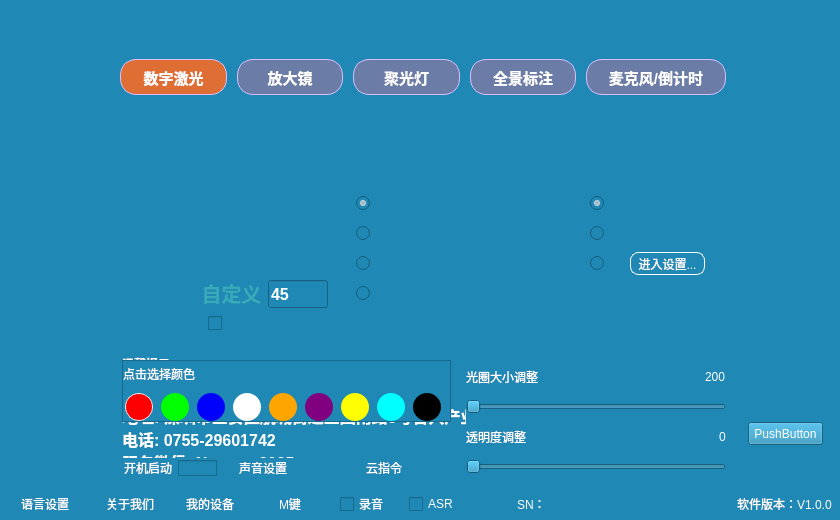
Qt form EasyPointer/mainwindow.ui (wlffeng2008/EasyPointer) before a commit.
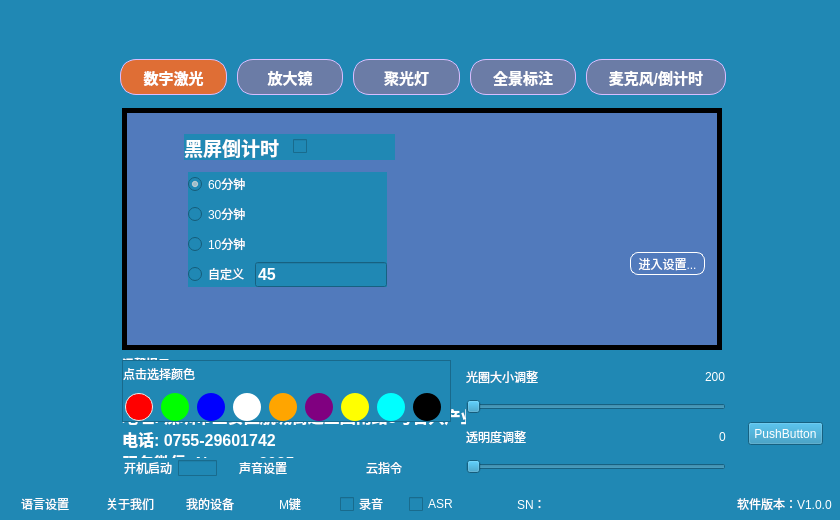
The same form after that commit. The open tabs and pages were chosen to show the change. Icons and pictures are not drawn.

```diff
--- a/EasyPointer/mainwindow.ui
+++ b/EasyPointer/mainwindow.ui
@@ -1218,162 +1218,9 @@
     </widget>
     <widget class="QWidget" name="page04">
      <property name="styleSheet">
-      <string notr="true">#page04{background-image: url(:/images/bk4.png);}</string>
+      <string notr="true">#page04{background-color: rgb(81, 122, 188);border:5px solid black;}
+</string>
      </property>
-     <widget class="QRadioButton" name="radioButton00">
-      <property name="geometry">
-       <rect>
-        <x>234</x>
-        <y>84</y>
-        <width>22</width>
-        <height>22</height>
-       </rect>
-      </property>
-      <property name="cursor">
-       <cursorShape>PointingHandCursor</cursorShape>
-      </property>
-      <property name="text">
-       <string/>
-      </property>
-      <property name="checked">
-       <bool>true</bool>
-      </property>
-      <attribute name="buttonGroup">
-       <string notr="true">buttonGroupCount</string>
-      </attribute>
-     </widget>
-     <widget class="QRadioButton" name="radioButton01">
-      <property name="geometry">
-       <rect>
-        <x>234</x>
-        <y>114</y>
-        <width>22</width>
-        <height>22</height>
-       </rect>
-      </property>
-      <property name="cursor">
-       <cursorShape>PointingHandCursor</cursorShape>
-      </property>
-      <property name="text">
-       <string/>
-      </property>
-      <attribute name="buttonGroup">
-       <string notr="true">buttonGroupCount</string>
-      </attribute>
-     </widget>
-     <widget class="QRadioButton" name="radioButton02">
-      <property name="geometry">
-       <rect>
-        <x>234</x>
-        <y>144</y>
-        <width>22</width>
-        <height>22</height>
-       </rect>
-      </property>
-      <property name="cursor">
-       <cursorShape>PointingHandCursor</cursorShape>
-      </property>
-      <property name="text">
-       <string/>
-      </property>
-      <attribute name="buttonGroup">
-       <string notr="true">buttonGroupCount</string>
-      </attribute>
-     </widget>
-     <widget class="QRadioButton" name="radioButton12">
-      <property name="geometry">
-       <rect>
-        <x>468</x>
-        <y>144</y>
-        <width>22</width>
-        <height>22</height>
-       </rect>
-      </property>
-      <property name="cursor">
-       <cursorShape>PointingHandCursor</cursorShape>
-      </property>
-      <property name="text">
-       <string/>
-      </property>
-      <attribute name="buttonGroup">
-       <string notr="true">buttonGroupVoice</string>
-      </attribute>
-     </widget>
-     <widget class="QRadioButton" name="radioButton11">
-      <property name="geometry">
-       <rect>
-        <x>468</x>
-        <y>114</y>
-        <width>22</width>
-        <height>22</height>
-       </rect>
-      </property>
-      <property name="cursor">
-       <cursorShape>PointingHandCursor</cursorShape>
-      </property>
-      <property name="text">
-       <string/>
-      </property>
-      <attribute name="buttonGroup">
-       <string notr="true">buttonGroupVoice</string>
-      </attribute>
-     </widget>
-     <widget class="QRadioButton" name="radioButton10">
-      <property name="geometry">
-       <rect>
-        <x>468</x>
-        <y>84</y>
-        <width>22</width>
-        <height>22</height>
-       </rect>
-      </property>
-      <property name="cursor">
-       <cursorShape>PointingHandCursor</cursorShape>
-      </property>
-      <property name="text">
-       <string/>
-      </property>
-      <property name="checked">
-       <bool>true</bool>
-      </property>
-      <attribute name="buttonGroup">
-       <string notr="true">buttonGroupVoice</string>
-      </attribute>
-     </widget>
-     <widget class="QLabel" name="label_14">
-      <property name="geometry">
-       <rect>
-        <x>76</x>
-        <y>170</y>
-        <width>67</width>
-        <height>30</height>
-       </rect>
-      </property>
-      <property name="font">
-       <font>
-        <pointsize>-1</pointsize>
-        <fontweight>DemiBold</fontweight>
-       </font>
-      </property>
-      <property name="focusPolicy">
-       <enum>Qt::FocusPolicy::ClickFocus</enum>
-      </property>
-      <property name="styleSheet">
-       <string notr="true">QLabel {
-background: transparent;
-color:#38ABB9;
-height:36px;
-font-size:20px;
-font-weight:600;
-}</string>
-      </property>
-      <property name="text">
-       <string>自定义</string>
-      </property>
-      <property name="alignment">
-       <set>Qt::AlignmentFlag::AlignCenter</set>
-      </property>
-     </widget>
      <widget class="QPushButton" name="pushButtonTypeword">
       <property name="geometry">
        <rect>
@@ -1396,59 +1243,124 @@
        <bool>true</bool>
       </property>
      </widget>
-     <widget class="QCheckBox" name="checkBoxBlack">
+     <widget class="QWidget" name="">
       <property name="geometry">
        <rect>
-        <x>86</x>
-        <y>206</y>
-        <width>119</width>
-        <height>19</height>
+        <x>62</x>
+        <y>26</y>
+        <width>211</width>
+        <height>26</height>
        </rect>
       </property>
-      <property name="cursor">
-       <cursorShape>PointingHandCursor</cursorShape>
-      </property>
-      <property name="text">
-       <string/>
-      </property>
+      <layout class="QHBoxLayout" name="horizontalLayout_16">
+       <item>
+        <widget class="QLabel" name="label_2">
+         <property name="font">
+          <font>
+           <pointsize>14</pointsize>
+           <bold>true</bold>
+          </font>
+         </property>
+         <property name="text">
+          <string>黑屏倒计时</string>
+         </property>
+        </widget>
+       </item>
+       <item>
+        <widget class="QCheckBox" name="checkBoxBlack">
+         <property name="cursor">
+          <cursorShape>PointingHandCursor</cursorShape>
+         </property>
+         <property name="text">
+          <string/>
+         </property>
+        </widget>
+       </item>
+      </layout>
      </widget>
-     <widget class="QRadioButton" name="radioButton03">
+     <widget class="QWidget" name="">
       <property name="geometry">
        <rect>
-        <x>234</x>
-        <y>174</y>
-        <width>22</width>
-        <height>22</height>
+        <x>66</x>
+        <y>64</y>
+        <width>199</width>
+        <height>115</height>
        </rect>
       </property>
-      <property name="cursor">
-       <cursorShape>PointingHandCursor</cursorShape>
-      </property>
-      <property name="text">
-       <string/>
-      </property>
-      <attribute name="buttonGroup">
-       <string notr="true">buttonGroupCount</string>
-      </attribute>
-     </widget>
-     <widget class="QLineEdit" name="lineEditSetTime">
-      <property name="geometry">
-       <rect>
-        <x>146</x>
-        <y>172</y>
-        <width>60</width>
-        <height>28</height>
-       </rect>
-      </property>
-      <property name="font">
-       <font>
-        <pointsize>12</pointsize>
-        <bold>true</bold>
-       </font>
-      </property>
-      <property name="text">
-       <string>45</string>
-      </property>
+      <layout class="QVBoxLayout" name="verticalLayout_10">
+       <item>
+        <widget class="QRadioButton" name="radioButton00">
+         <property name="cursor">
+          <cursorShape>PointingHandCursor</cursorShape>
+         </property>
+         <property name="text">
+          <string>60分钟</string>
+         </property>
+         <property name="checked">
+          <bool>true</bool>
+         </property>
+         <attribute name="buttonGroup">
+          <string notr="true">buttonGroupCount</string>
+         </attribute>
+        </widget>
+       </item>
+       <item>
+        <widget class="QRadioButton" name="radioButton01">
+         <property name="cursor">
+          <cursorShape>PointingHandCursor</cursorShape>
+         </property>
+         <property name="text">
+          <string>30分钟</string>
+         </property>
+         <attribute name="buttonGroup">
+          <string notr="true">buttonGroupCount</string>
+         </attribute>
+        </widget>
+       </item>
+       <item>
+        <widget class="QRadioButton" name="radioButton02">
+         <property name="cursor">
+          <cursorShape>PointingHandCursor</cursorShape>
+         </property>
+         <property name="text">
+          <string>10分钟</string>
+         </property>
+         <attribute name="buttonGroup">
+          <string notr="true">buttonGroupCount</string>
+         </attribute>
+        </widget>
+       </item>
+       <item>
+        <layout class="QHBoxLayout" name="horizontalLayout_17">
+         <item>
+          <widget class="QRadioButton" name="radioButton03">
+           <property name="cursor">
+            <cursorShape>PointingHandCursor</cursorShape>
+           </property>
+           <property name="text">
+            <string>自定义</string>
+           </property>
+           <attribute name="buttonGroup">
+            <string notr="true">buttonGroupCount</string>
+           </attribute>
+          </widget>
+         </item>
+         <item>
+          <widget class="QLineEdit" name="lineEditSetTime">
+           <property name="font">
+            <font>
+             <pointsize>12</pointsize>
+             <bold>true</bold>
+            </font>
+           </property>
+           <property name="text">
+            <string>45</string>
+           </property>
+          </widget>
+         </item>
+        </layout>
+       </item>
+      </layout>
      </widget>
     </widget>
     <widget class="QWidget" name="page05">
```
Left out of the diff: 12 changed lines with no effect on the pictures.
